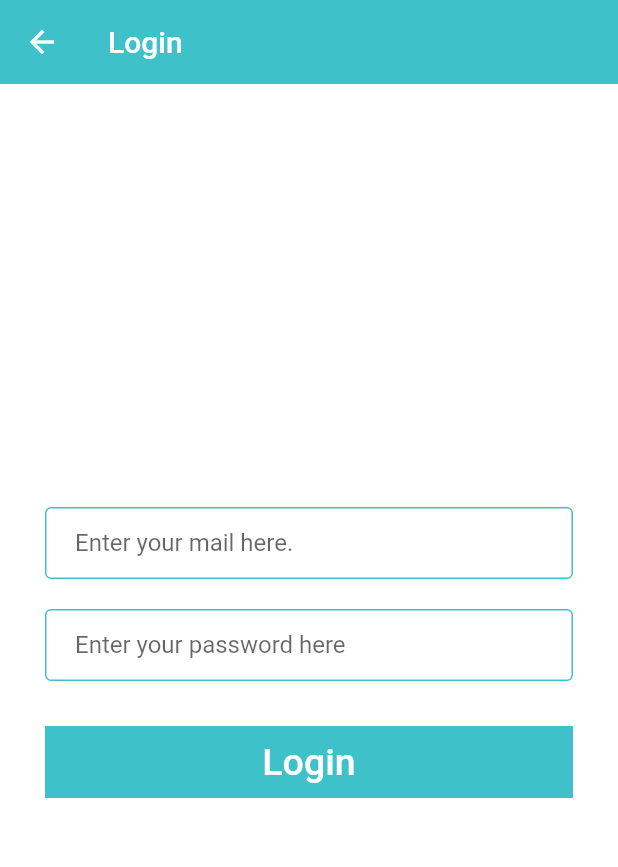
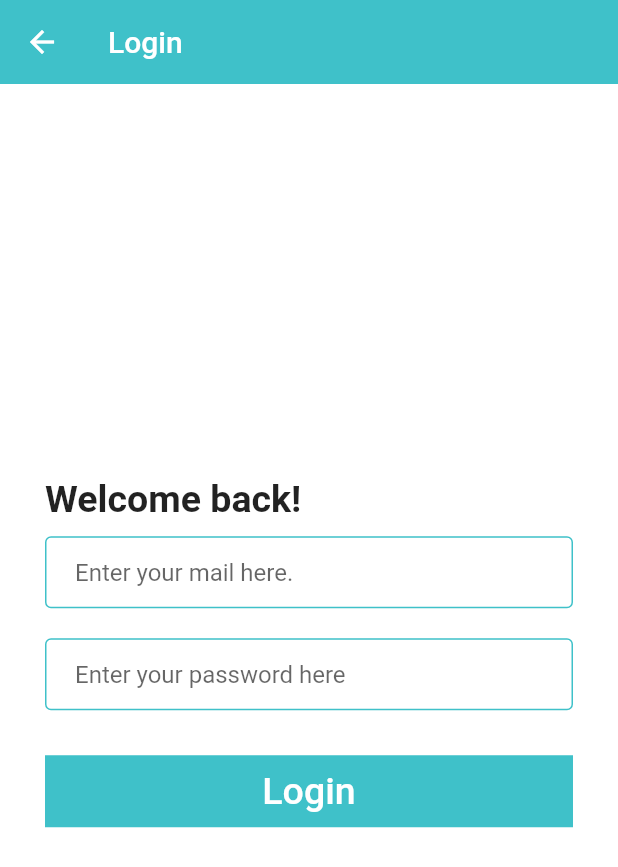
Before and after one commit to emirariemir/Golden-Chat, a Flutter app: the screen it shows after launch, after a tap on "Login", on a phone screen of 412 x 824 dp. Shown: the top 867 px of the screen. Run offline on Flutter 3.47's test engine with Material 2 defaults, Android fonts, the phone set to English and light mode, and no system bars; our stand-ins replace cloud_firestore, firebase_auth, firebase_core, flutter_spinkit; accounts and stored records are empty.

```diff
--- a/lib/screens/chat_screen.dart
+++ b/lib/screens/chat_screen.dart
@@ -41,7 +41,8 @@ class _ChatScreenState extends State<ChatScreen> {
           IconButton(
             onPressed: () {
               auth.signOut();
-              Navigator.pop(context);
+              Navigator.of(context)
+                  .popUntil(ModalRoute.withName('welcome-screen'));
             },
             icon: const Icon(Icons.clear),
           ),
--- a/lib/screens/login_screen.dart
+++ b/lib/screens/login_screen.dart
@@ -2,6 +2,7 @@ import 'package:au_chat/components/blob_button.dart';
 import 'package:flutter/material.dart';
 import 'package:au_chat/components/constants.dart';
 import 'package:firebase_auth/firebase_auth.dart';
+import 'package:flutter_spinkit/flutter_spinkit.dart';
 
 class LoginScreen extends StatefulWidget {
   const LoginScreen({Key? key}) : super(key: key);
@@ -14,6 +15,7 @@ class _LoginScreenState extends State<LoginScreen> {
   final auth = FirebaseAuth.instance;
   late String email;
   late String password;
+  bool logging = false;
 
   @override
   Widget build(BuildContext context) {
@@ -30,6 +32,21 @@ class _LoginScreenState extends State<LoginScreen> {
           mainAxisAlignment: MainAxisAlignment.center,
           crossAxisAlignment: CrossAxisAlignment.stretch,
           children: [
+            Padding(
+              padding: const EdgeInsets.only(left: 10.0, bottom: 10.0),
+              child: logging
+                  ? const SpinKitThreeBounce(
+                      color: kBlueColor,
+                      size: 30.0,
+                    )
+                  : const Text(
+                      'Welcome back!',
+                      style: TextStyle(
+                        fontSize: 25.0,
+                        fontWeight: FontWeight.bold,
+                      ),
+                    ),
+            ),
             Padding(
               padding: const EdgeInsets.symmetric(horizontal: 10.0),
               child: TextField(
@@ -66,6 +83,9 @@ class _LoginScreenState extends State<LoginScreen> {
               color: kBlueColor,
               onTap: () async {
                 try {
+                  setState(() {
+                    logging = true;
+                  });
                   final userCre = await auth.signInWithEmailAndPassword(
                       email: email, password: password);
                   if (userCre.user != null) {
--- a/pubspec.yaml
+++ b/pubspec.yaml
@@ -37,6 +37,7 @@ dependencies:
   firebase_core: ^1.12.0
   firebase_auth: ^3.3.7
   cloud_firestore: ^3.1.8
+  flutter_spinkit: ^5.1.0
 
 dev_dependencies:
   flutter_test:
```
Also changed, not shown: lib/screens/registration_screen.dart (+30 -2 lines), pubspec.lock.
